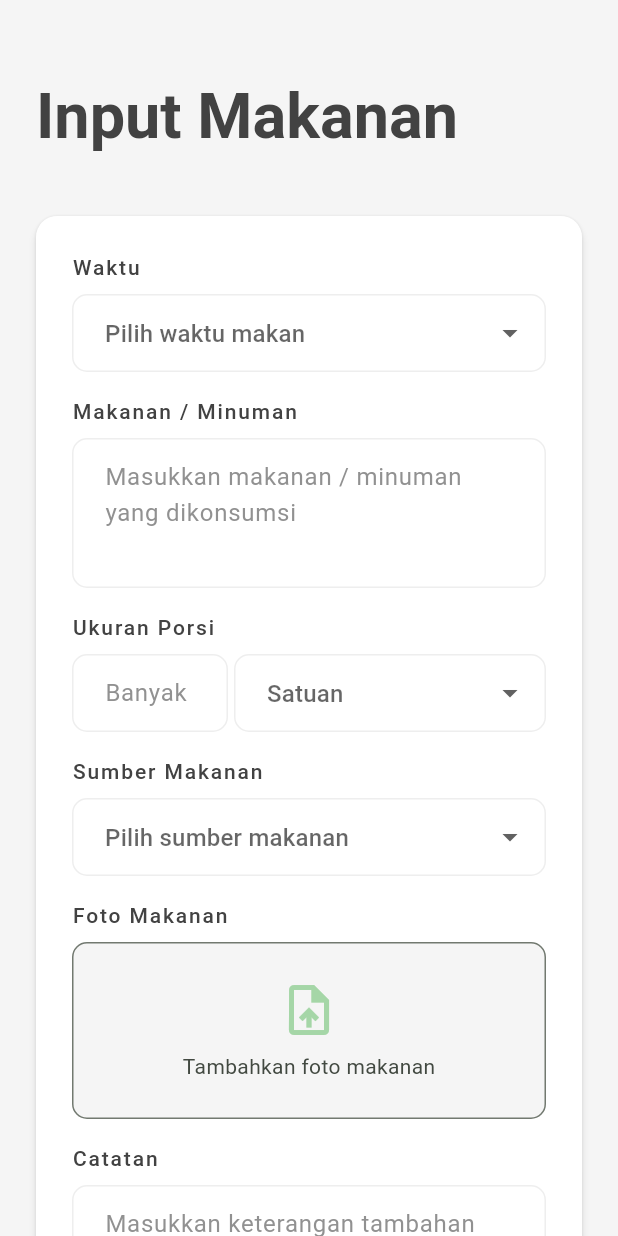
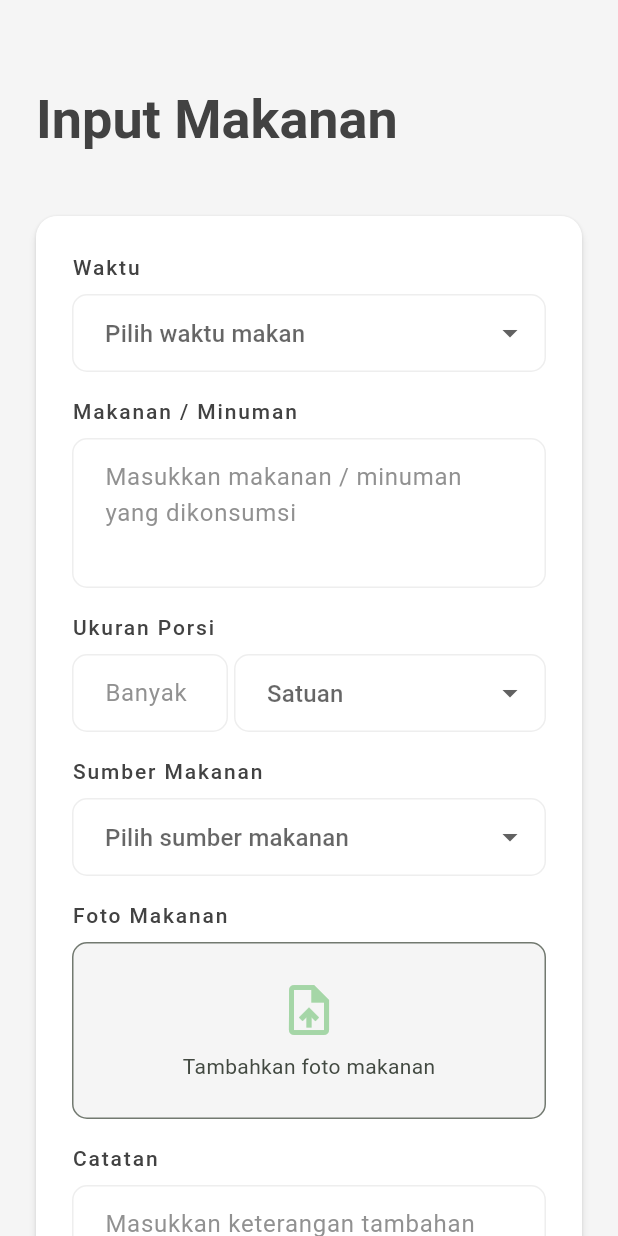
Before and after one commit to ipaddr/MPLJJ25-138-KEL-3, a Flutter app: the InputMakananScreen screen opened by its route, on a phone screen of 412 x 824 dp. Run offline on Flutter 3.47's test engine with Material 3 defaults, Android fonts, the light colour scheme and no system bars; our stand-ins replace fl_chart.

Commit message:
ubah ukuran headline

```diff
--- a/nutrikita/lib/screens/siswa/input_makanan.dart
+++ b/nutrikita/lib/screens/siswa/input_makanan.dart
@@ -58,7 +58,7 @@ class _InputMakananScreenState extends State<InputMakananScreen> {
                 titlePadding: const EdgeInsets.only(left: 24.0, bottom: 16.0),
                 title: Text(
                   'Input Makanan',
-                  style: theme.textTheme.headlineMedium?.copyWith(
+                  style: theme.textTheme.headlineSmall?.copyWith(
                     color: theme.colorScheme.onBackground,
                   ),
                 ),
```
